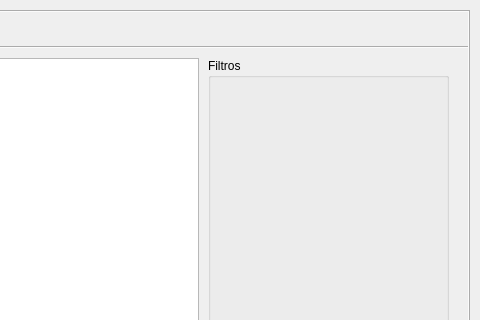
The window that Carluguel/modulescreen.ui (mathiashemmer/uni-devops) describes before a commit, drawn with Qt 5; both pictures show x 540 to 1020 and y 0 to 320 of the 1020 by 607 pixel window.
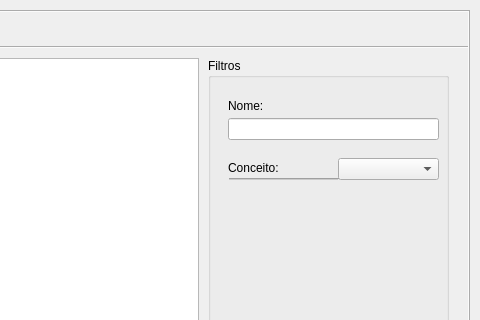
The same window after the commit. The open tabs and pages were chosen to show the change.

Commit message: Adiciona inserção e filtros ta tabela de clientes

What changed in the file:
```diff
--- a/Carluguel/modulescreen.ui
+++ b/Carluguel/modulescreen.ui
@@ -928,6 +928,90 @@
        <property name="title">
         <string>Filtros</string>
        </property>
+       <widget class="QComboBox" name="cbx_clientes_registros_filtro_conceito">
+        <property name="geometry">
+         <rect>
+          <x>130</x>
+          <y>100</y>
+          <width>101</width>
+          <height>22</height>
+         </rect>
+        </property>
+        <item>
+         <property name="text">
+          <string/>
+         </property>
+        </item>
+        <item>
+         <property name="text">
+          <string>Ruim</string>
+         </property>
+        </item>
+        <item>
+         <property name="text">
+          <string>Mediano</string>
+         </property>
+        </item>
+        <item>
+         <property name="text">
+          <string>Bom</string>
+         </property>
+        </item>
+        <item>
+         <property name="text">
+          <string>Ótimo</string>
+         </property>
+        </item>
+       </widget>
+       <widget class="QLineEdit" name="txt_clientes_registros_filtro_nome">
+        <property name="geometry">
+         <rect>
+          <x>20</x>
+          <y>60</y>
+          <width>211</width>
+          <height>22</height>
+         </rect>
+        </property>
+       </widget>
+       <widget class="QLabel" name="label_15">
+        <property name="geometry">
+         <rect>
+          <x>20</x>
+          <y>100</y>
+          <width>55</width>
+          <height>20</height>
+         </rect>
+        </property>
+        <property name="text">
+         <string>Conceito:</string>
+        </property>
+       </widget>
+       <widget class="Line" name="line_3">
+        <property name="geometry">
+         <rect>
+          <x>21</x>
+          <y>120</y>
+          <width>110</width>
+          <height>3</height>
+         </rect>
+        </property>
+        <property name="orientation">
+         <enum>Qt::Horizontal</enum>
+        </property>
+       </widget>
+       <widget class="QLabel" name="label_16">
+        <property name="geometry">
+         <rect>
+          <x>20</x>
+          <y>40</y>
+          <width>55</width>
+          <height>16</height>
+         </rect>
+        </property>
+        <property name="text">
+         <string>Nome:</string>
+        </property>
+       </widget>
       </widget>
      </widget>
      <widget class="QWidget" name="tab_clientes_cadastros">
```
Left out of the diff: 14 changed lines with no effect on the pictures. The commit also changes 4 other files.
